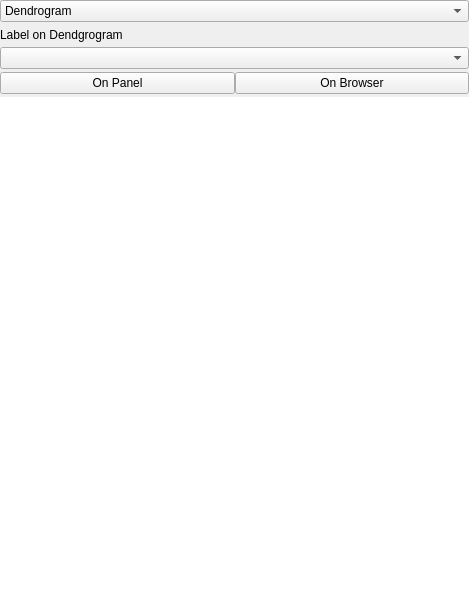
This is forms/Harchi.ui in dj-spatial/spatial_analysis as Qt 5 draws it before an edit. The edited form follows.
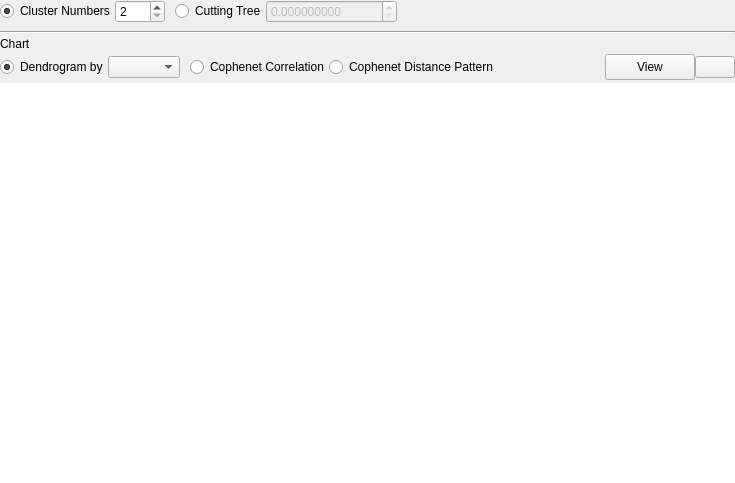
This is the edited form. Icons and pictures are not drawn.

Diff of the .ui file:
```diff
--- a/forms/Harchi.ui
+++ b/forms/Harchi.ui
@@ -6,10 +6,16 @@
    <rect>
     <x>0</x>
     <y>0</y>
-    <width>469</width>
-    <height>597</height>
+    <width>735</width>
+    <height>483</height>
    </rect>
   </property>
+  <property name="sizePolicy">
+   <sizepolicy hsizetype="Preferred" vsizetype="Expanding">
+    <horstretch>0</horstretch>
+    <verstretch>0</verstretch>
+   </sizepolicy>
+  </property>
   <property name="windowTitle">
    <string>Form</string>
   </property>
@@ -32,65 +38,334 @@
    <property name="verticalSpacing">
     <number>3</number>
    </property>
-   <item row="4" column="0">
-    <widget class="QPushButton" name="plotBtn">
-     <property name="text">
-      <string>On Panel</string>
-     </property>
-    </widget>
-   </item>
-   <item row="4" column="1">
-    <widget class="QPushButton" name="browserBtn">
-     <property name="text">
-      <string>On Browser</string>
-     </property>
-    </widget>
-   </item>
-   <item row="0" column="0" colspan="2">
-    <widget class="QComboBox" name="comboBox">
-     <item>
-      <property name="text">
-       <string>Dendrogram</string>
-      </property>
-     </item>
-     <item>
-      <property name="text">
-       <string>Cophenet Correlation Comparison</string>
-      </property>
-     </item>
-     <item>
-      <property name="text">
-       <string>Cophenet Distance Pattern</string>
-      </property>
-     </item>
-    </widget>
-   </item>
-   <item row="2" column="0">
+   <item row="3" column="0">
     <widget class="QLabel" name="label">
      <property name="text">
-      <string>Label on Dendgrogram</string>
+      <string>Chart</string>
      </property>
     </widget>
    </item>
-   <item row="5" column="0" colspan="2">
+   <item row="4" column="0">
+    <layout class="QHBoxLayout" name="horizontalLayout">
+     <property name="spacing">
+      <number>0</number>
+     </property>
+     <item>
+      <widget class="QRadioButton" name="dendrogramRB">
+       <property name="sizePolicy">
+        <sizepolicy hsizetype="Expanding" vsizetype="Fixed">
+         <horstretch>0</horstretch>
+         <verstretch>0</verstretch>
+        </sizepolicy>
+       </property>
+       <property name="text">
+        <string>Dendrogram by</string>
+       </property>
+       <property name="checked">
+        <bool>true</bool>
+       </property>
+       <attribute name="buttonGroup">
+        <string notr="true">chartType</string>
+       </attribute>
+      </widget>
+     </item>
+     <item>
+      <widget class="QComboBox" name="labelCB"/>
+     </item>
+     <item>
+      <spacer name="horizontalSpacer_4">
+       <property name="orientation">
+        <enum>Qt::Horizontal</enum>
+       </property>
+       <property name="sizeType">
+        <enum>QSizePolicy::Fixed</enum>
+       </property>
+       <property name="sizeHint" stdset="0">
+        <size>
+         <width>10</width>
+         <height>20</height>
+        </size>
+       </property>
+      </spacer>
+     </item>
+     <item>
+      <widget class="QRadioButton" name="correlationRB">
+       <property name="sizePolicy">
+        <sizepolicy hsizetype="Expanding" vsizetype="Fixed">
+         <horstretch>0</horstretch>
+         <verstretch>0</verstretch>
+        </sizepolicy>
+       </property>
+       <property name="text">
+        <string>Cophenet Correlation</string>
+       </property>
+       <attribute name="buttonGroup">
+        <string notr="true">chartType</string>
+       </attribute>
+      </widget>
+     </item>
+     <item>
+      <widget class="QRadioButton" name="distanceRB">
+       <property name="sizePolicy">
+        <sizepolicy hsizetype="Expanding" vsizetype="Fixed">
+         <horstretch>0</horstretch>
+         <verstretch>0</verstretch>
+        </sizepolicy>
+       </property>
+       <property name="text">
+        <string>Cophenet Distance Pattern</string>
+       </property>
+       <attribute name="buttonGroup">
+        <string notr="true">chartType</string>
+       </attribute>
+      </widget>
+     </item>
+     <item>
+      <spacer name="horizontalSpacer_5">
+       <property name="orientation">
+        <enum>Qt::Horizontal</enum>
+       </property>
+       <property name="sizeType">
+        <enum>QSizePolicy::MinimumExpanding</enum>
+       </property>
+       <property name="sizeHint" stdset="0">
+        <size>
+         <width>10</width>
+         <height>20</height>
+        </size>
+       </property>
+      </spacer>
+     </item>
+     <item>
+      <widget class="QPushButton" name="plotBtn">
+       <property name="sizePolicy">
+        <sizepolicy hsizetype="Minimum" vsizetype="Expanding">
+         <horstretch>0</horstretch>
+         <verstretch>0</verstretch>
+        </sizepolicy>
+       </property>
+       <property name="minimumSize">
+        <size>
+         <width>90</width>
+         <height>0</height>
+        </size>
+       </property>
+       <property name="maximumSize">
+        <size>
+         <width>75</width>
+         <height>16777215</height>
+        </size>
+       </property>
+       <property name="text">
+        <string>View</string>
+       </property>
+      </widget>
+     </item>
+     <item>
+      <widget class="QPushButton" name="browserBtn">
+       <property name="sizePolicy">
+        <sizepolicy hsizetype="Minimum" vsizetype="Fixed">
+         <horstretch>0</horstretch>
+         <verstretch>0</verstretch>
+        </sizepolicy>
+       </property>
+       <property name="minimumSize">
+        <size>
+         <width>30</width>
+         <height>0</height>
+        </size>
+       </property>
+       <property name="text">
+        <string/>
+       </property>
+       <property name="icon">
+        <iconset>
+         <normaloff>../icons/browser.svg</normaloff>../icons/browser.svg</iconset>
+       </property>
+      </widget>
+     </item>
+    </layout>
+   </item>
+   <item row="5" column="0">
     <widget class="QWidget" name="harchi_panel" native="true">
      <property name="enabled">
       <bool>true</bool>
      </property>
+     <property name="sizePolicy">
+      <sizepolicy hsizetype="Expanding" vsizetype="Maximum">
+       <horstretch>0</horstretch>
+       <verstretch>0</verstretch>
+      </sizepolicy>
+     </property>
      <property name="minimumSize">
       <size>
        <width>0</width>
-       <height>500</height>
+       <height>400</height>
       </size>
      </property>
+     <property name="font">
+      <font>
+       <pointsize>9</pointsize>
+      </font>
+     </property>
      <property name="styleSheet">
       <string notr="true">background-color: rgb(255, 255, 255);
 border-color: rgb(255, 255, 255);</string>
      </property>
     </widget>
    </item>
-   <item row="3" column="0" colspan="2">
-    <widget class="QComboBox" name="labelCB"/>
+   <item row="0" column="0">
+    <layout class="QHBoxLayout" name="horizontalLayout_4">
+     <property name="spacing">
+      <number>0</number>
+     </property>
+     <property name="leftMargin">
+      <number>0</number>
+     </property>
+     <item>
+      <widget class="QRadioButton" name="byNum">
+       <property name="sizePolicy">
+        <sizepolicy hsizetype="Maximum" vsizetype="Fixed">
+         <horstretch>0</horstretch>
+         <verstretch>0</verstretch>
+        </sizepolicy>
+       </property>
+       <property name="text">
+        <string>Cluster Numbers</string>
+       </property>
+       <property name="checked">
+        <bool>true</bool>
+       </property>
+       <attribute name="buttonGroup">
+        <string notr="true">clusterBy</string>
+       </attribute>
+      </widget>
+     </item>
+     <item>
+      <widget class="QSpinBox" name="cluster_num">
+       <property name="sizePolicy">
+        <sizepolicy hsizetype="Fixed" vsizetype="Fixed">
+         <horstretch>0</horstretch>
+         <verstretch>0</verstretch>
+        </sizepolicy>
+       </property>
+       <property name="maximumSize">
+        <size>
+         <width>50</width>
+         <height>16777215</height>
+        </size>
+       </property>
+       <property name="minimum">
+        <number>2</number>
+       </property>
+       <property name="maximum">
+        <number>999999</number>
+       </property>
+      </widget>
+     </item>
+     <item>
+      <spacer name="horizontalSpacer_2">
+       <property name="orientation">
+        <enum>Qt::Horizontal</enum>
+       </property>
+       <property name="sizeType">
+        <enum>QSizePolicy::Fixed</enum>
+       </property>
+       <property name="sizeHint" stdset="0">
+        <size>
+         <width>10</width>
+         <height>20</height>
+        </size>
+       </property>
+      </spacer>
+     </item>
+     <item>
+      <widget class="QRadioButton" name="cutTree">
+       <property name="sizePolicy">
+        <sizepolicy hsizetype="Maximum" vsizetype="Fixed">
+         <horstretch>0</horstretch>
+         <verstretch>0</verstretch>
+        </sizepolicy>
+       </property>
+       <property name="text">
+        <string>Cutting Tree</string>
+       </property>
+       <attribute name="buttonGroup">
+        <string notr="true">clusterBy</string>
+       </attribute>
+      </widget>
+     </item>
+     <item>
+      <widget class="QDoubleSpinBox" name="cophenet">
+       <property name="enabled">
+        <bool>false</bool>
+       </property>
+       <property name="sizePolicy">
+        <sizepolicy hsizetype="Maximum" vsizetype="Fixed">
+         <horstretch>0</horstretch>
+         <verstretch>0</verstretch>
+        </sizepolicy>
+       </property>
+       <property name="decimals">
+        <number>9</number>
+       </property>
+       <property name="minimum">
+        <double>0.000000000000000</double>
+       </property>
+       <property name="maximum">
+        <double>9999999999.989999771118164</double>
+       </property>
+       <property name="singleStep">
+        <double>1.000000000000000</double>
+       </property>
+       <property name="value">
+        <double>0.000000000000000</double>
+       </property>
+      </widget>
+     </item>
+     <item>
+      <spacer name="horizontalSpacer">
+       <property name="orientation">
+        <enum>Qt::Horizontal</enum>
+       </property>
+       <property name="sizeHint" stdset="0">
+        <size>
+         <width>40</width>
+         <height>20</height>
+        </size>
+       </property>
+      </spacer>
+     </item>
+    </layout>
+   </item>
+   <item row="2" column="0">
+    <widget class="Line" name="line">
+     <property name="frameShadow">
+      <enum>QFrame::Sunken</enum>
+     </property>
+     <property name="lineWidth">
+      <number>1</number>
+     </property>
+     <property name="orientation">
+      <enum>Qt::Horizontal</enum>
+     </property>
+    </widget>
+   </item>
+   <item row="1" column="0">
+    <spacer name="verticalSpacer">
+     <property name="orientation">
+      <enum>Qt::Vertical</enum>
+     </property>
+     <property name="sizeType">
+      <enum>QSizePolicy::Fixed</enum>
+     </property>
+     <property name="sizeHint" stdset="0">
+      <size>
+       <width>20</width>
+       <height>5</height>
+      </size>
+     </property>
+    </spacer>
    </item>
   </layout>
  </widget>
```
Left out of the diff: 4 changed lines with no effect on the pictures.
